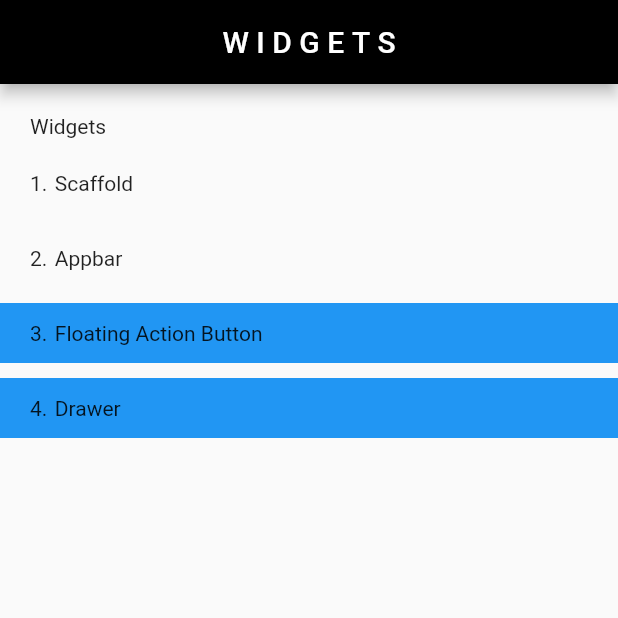
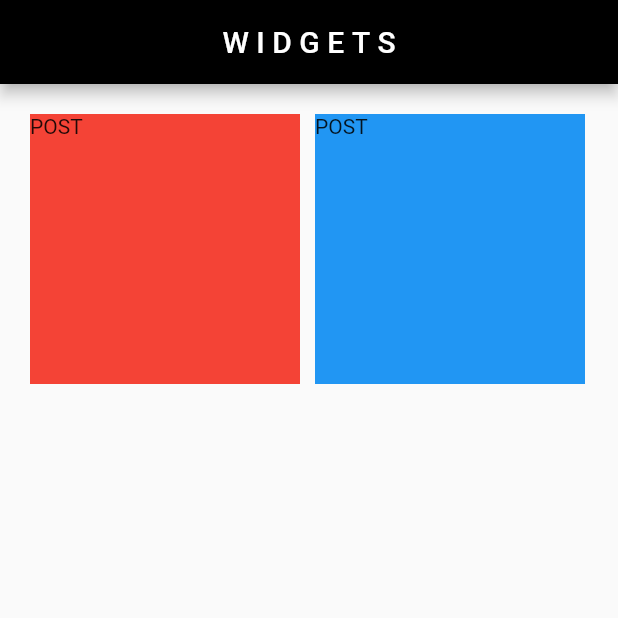
Before and after one commit to Zulfadlifauzi/Formvalid_POSTGET, a Flutter app: the screen it shows after launch, on a phone screen of 412 x 824 dp, the top half of it. Run offline on Flutter 3.47's test engine with Material 2 defaults, Android fonts, the phone set to English and light mode, and no system bars; our stand-ins replace google_fonts; Roboto replaces fonts that are missing (Staatliches).

Commit message:
add boxes

```diff
--- a/lib/screens/home_screen.dart
+++ b/lib/screens/home_screen.dart
@@ -1,7 +1,5 @@
 import 'package:flutter/material.dart';
 import 'package:google_fonts/google_fonts.dart';
-import 'package:moduleapp/models/list_module.dart';
-import 'package:moduleapp/screens/form_valid.dart';
 
 class HomeScreen extends StatefulWidget {
   const HomeScreen({Key? key}) : super(key: key);
@@ -23,104 +21,33 @@ class _ProfileScreenState extends State<HomeScreen> {
         centerTitle: true,
         backgroundColor: Colors.black,
       ),
-      body: SingleChildScrollView(
-        child: Container(
-          width: double.infinity,
+      body: Container(
+        padding: EdgeInsets.symmetric(horizontal: 20),
         child: Column(
           children: [
-              const SizedBox(
+            SizedBox(
               height: 20,
-              ),
-              Container(
-                padding: const EdgeInsets.only(left: 20, right: 20),
-                child: Row(
-                  children: const [
-                    Text('Widgets'),
-                  ],
-                ),
-              ),
-              const SizedBox(
-                height: 10,
             ),
             Row(
               children: [
                 Container(
-                    width: MediaQuery.of(context).size.width,
-                    height: MediaQuery.of(context).size.height,
-                    child: ListView(
-                      scrollDirection: Axis.vertical,
-                      children: [
-                        Container(
-                          width: 20,
-                          height: 40,
-                          padding: EdgeInsets.only(left: 20, right: 20),
-                          child: Row(
-                            children: const [
-                              Text('1.'),
-                              SizedBox(
-                                width: 5,
-                              ),
-                              Text('Scaffold')
-                            ],
-                          ),
+                  color: Colors.red,
+                  width: 180,
+                  height: 180,
+                  child: const Text('POST'),
                 ),
                 const SizedBox(
-                          height: 10,
+                  width: 10,
                 ),
                 Container(
-                          height: 40,
-                          padding: EdgeInsets.only(left: 20, right: 20),
-                          child: Row(
-                            children: const [
-                              Text('2.'),
-                              SizedBox(
-                                width: 5,
-                              ),
-                              Text('Appbar')
-                            ],
-                          ),
-                        ),
-                        const SizedBox(
-                          height: 10,
-                        ),
-                        Container(
-                          height: 40,
                   color: Colors.blue,
-                          padding: EdgeInsets.only(left: 20, right: 20),
-                          child: Row(
-                            children: const [
-                              Text('3.'),
-                              SizedBox(
-                                width: 5,
-                              ),
-                              Text('Floating Action Button')
-                            ],
-                          ),
-                        ),
-                        const SizedBox(
-                          height: 10,
-                        ),
-                        Container(
-                          height: 40,
-                          color: Colors.blue,
-                          padding: EdgeInsets.only(left: 20, right: 20),
-                          child: Row(
-                            children: const [
-                              Text('4.'),
-                              SizedBox(
-                                width: 5,
-                              ),
-                              Text('Drawer')
-                            ],
-                          ),
+                  width: 180,
+                  height: 180,
+                  child: const Text('POST'),
                 ),
               ],
-                    ),
             )
           ],
-              ),
-            ],
-          ),
         ),
       ),
     );
```
Lines whose indentation alone changed are shown as unchanged.
